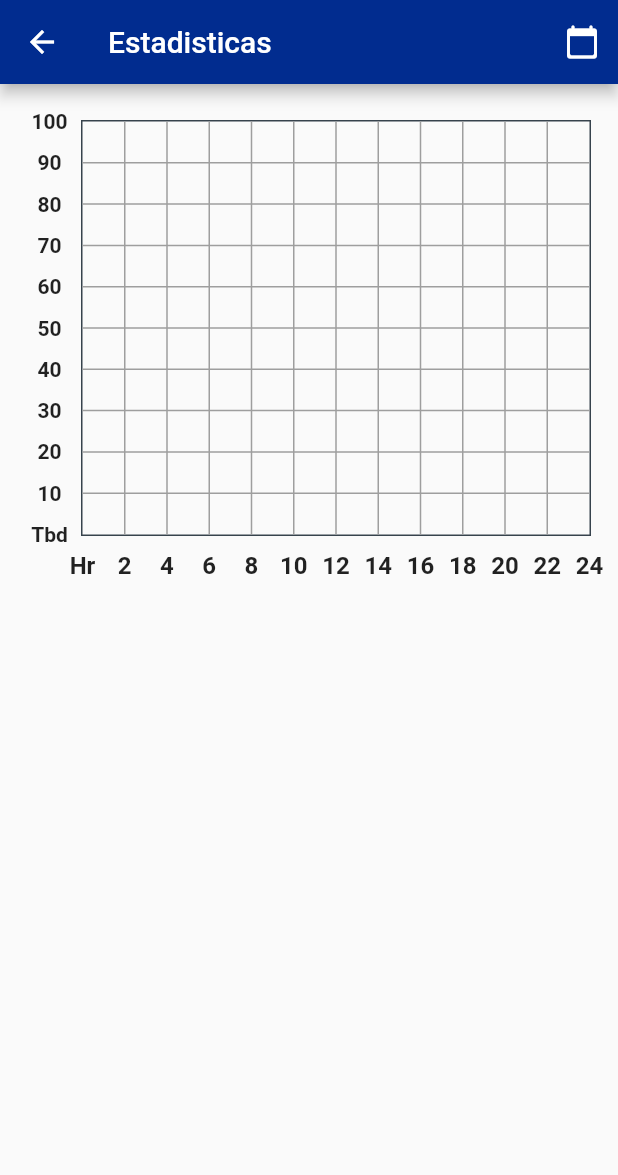
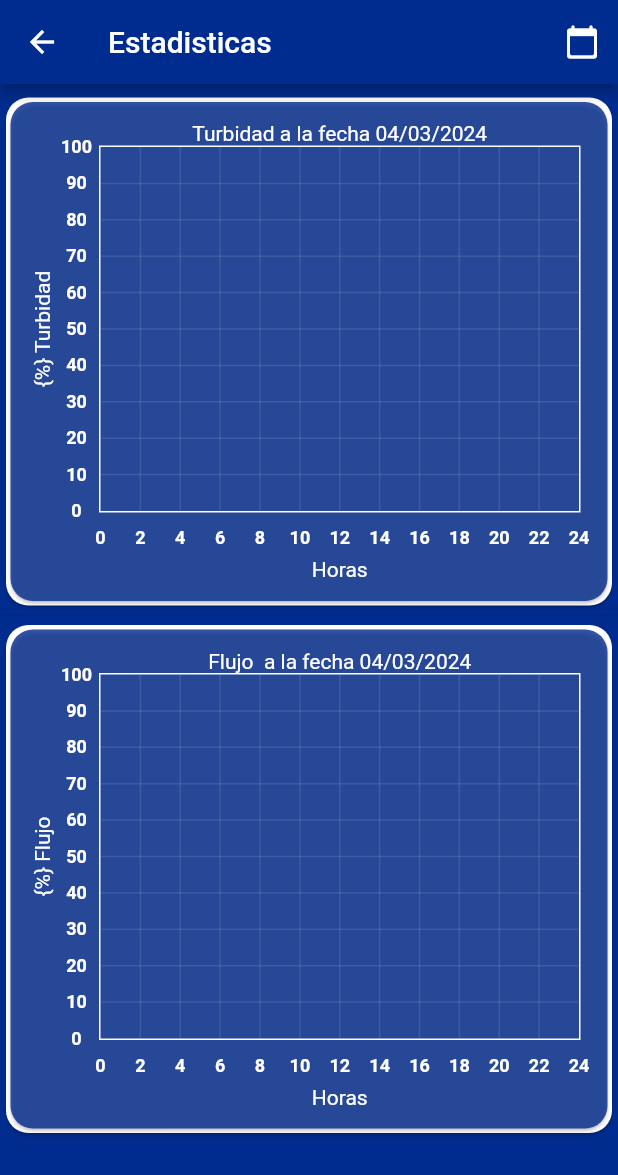
Before and after one commit to aquavista23/aquavista, a Flutter app: the PlotsScreen screen opened directly, on a phone screen of 412 x 824 dp. Shown: the top 1175 px of the screen. Run offline on Flutter 3.47's test engine with Material 2 defaults, Android fonts, the light colour scheme and no system bars; drawn by our look-alikes of fl_chart; our stand-ins replace auth_buttons, bloc, cloud_firestore, connectivity_plus, equatable, firebase_auth and 9 more; missing offline and left inert: esptouch_smartconfig, network_info_plus; accounts and stored records are empty.

Commit message:
se modificaron los diseños: pantalla principal y patalla estadisticas se completo la pantalla estadisticas

```diff
--- a/lib/src/functions/home_function.dart
+++ b/lib/src/functions/home_function.dart
@@ -8,13 +8,11 @@ MeditionData? lastMedition(List<MeditionData> meditionList) {
     DateTime date = convertDate(meditionList[0].fecha!);
     result = meditionList[0];
     for (var i = 0; i < meditionList.length; i++) {
-      print('+++++++++++++++++++ ${meditionList[i].toMap()}');
       if (meditionList[i].fecha!.isAfter(date)) {
         result = meditionList[i];
       }
     }
   }
-  print('================ ${result?.toMap()}');
   return result;
 }
 
--- a/lib/src/functions/plots_functions.dart
+++ b/lib/src/functions/plots_functions.dart
@@ -1,3 +1,4 @@
+import 'package:fl_chart/fl_chart.dart';
 import 'package:flutter/material.dart';
 
 List<Map<String, dynamic>> mapDateOrder(List<Map<String, dynamic>>? maps) {
@@ -25,3 +26,117 @@ Future<DateTime?> daySelectedCalendar({
 
 DateTime convertDate(DateTime date) =>
     DateTime(date.year, date.month, date.day);
+
+Widget leftTitleWidgets(double value, TitleMeta meta) {
+  const style = TextStyle(
+    fontWeight: FontWeight.bold,
+    fontSize: 12,
+    color: Colors.white,
+  );
+  String text;
+  switch (value.toInt()) {
+    case 0:
+      text = '0';
+      break;
+    case 1:
+      text = '10';
+      break;
+    case 2:
+      text = '20';
+      break;
+    case 3:
+      text = '30';
+      break;
+    case 4:
+      text = '40';
+      break;
+    case 5:
+      text = '50';
+      break;
+    case 6:
+      text = '60';
+      break;
+    case 7:
+      text = '70';
+      break;
+    case 8:
+      text = '80';
+      break;
+    case 9:
+      text = '90';
+      break;
+    case 10:
+      text = '100';
+      break;
+    default:
+      return Container();
+  }
+
+  return Text(text, style: style, textAlign: TextAlign.center);
+}
+
+Widget bottomTitleWidgets(double value, TitleMeta meta) {
+  const style = TextStyle(
+    fontWeight: FontWeight.bold,
+    fontSize: 12,
+    color: Colors.white,
+  );
+  Widget text;
+  switch (value.toInt()) {
+    case 0:
+      text = const Text('0', style: style);
+      break;
+    case 1:
+      text = const Text('2', style: style);
+      break;
+    case 2:
+      text = const Text('4', style: style);
+      break;
+    case 3:
+      text = const Text('6', style: style);
+      break;
+    case 4:
+      text = const Text('8', style: style);
+      break;
+    case 5:
+      text = const Text('10', style: style);
+      break;
+    case 6:
+      text = const Text('12', style: style);
+      break;
+    case 7:
+      text = const Text('14', style: style);
+      break;
+    case 8:
+      text = const Text('16', style: style);
+      break;
+    case 9:
+      text = const Text('18', style: style);
+      break;
+    case 10:
+      text = const Text('20', style: style);
+      break;
+    case 11:
+      text = const Text('22', style: style);
+      break;
+    case 12:
+      text = const Text('24', style: style);
+      break;
+    default:
+      text = const Text('');
+      break;
+  }
+
+  return SideTitleWidget(
+    axisSide: meta.axisSide,
+    space: 10,
+    child: text,
+  );
+}
+
+String doubleToTime(double time) {
+  double realTime = time * 2;
+  int hour = realTime.floor();
+  int minutes = ((realTime - hour) * 60).round();
+  return '${(hour < 10) ? "0$hour" : hour}:${(minutes < 10) ? "0$minutes" : minutes}';
+}
--- a/lib/src/screens/forgot/forgot_form.dart
+++ b/lib/src/screens/forgot/forgot_form.dart
@@ -91,7 +91,7 @@ class _ForgotFormState extends State<ForgotForm> {
                   const SizedBox(
                     height: 20.0,
                   ),
-                  // Boton Registrar
+                  // Boton aceptar
                   InitialButton(
                       text: 'Aceptar',
                       onPressed: () {
--- a/lib/src/screens/forgot/forgot_screen.dart
+++ b/lib/src/screens/forgot/forgot_screen.dart
@@ -21,7 +21,7 @@ class ForgotScreen extends StatelessWidget {
     return Scaffold(
       appBar: AppBar(
         backgroundColor: mainColor,
-        title: const Text('Registrar'),
+        title: const Text('Restablecer Contraseña'),
       ),
       body: Container(
         decoration: const BoxDecoration(
--- a/lib/src/screens/login/login_screen.dart
+++ b/lib/src/screens/login/login_screen.dart
@@ -34,7 +34,8 @@ class _LoginScreenState extends State<LoginScreen> {
         title: const Text('Login'),
       ),
       resizeToAvoidBottomInset: false,
-      body: Container(
+      body: SingleChildScrollView(
+        child: Container(
           decoration: const BoxDecoration(
             image: DecorationImage(
                 image: AssetImage("assets/water.png"),
@@ -72,7 +73,8 @@ class _LoginScreenState extends State<LoginScreen> {
                                   icon: (permisos)
                                       ? const Icon(
                                           Icons.check_circle_outline_sharp)
-                                    : const Icon(Icons.do_disturb_alt_outlined),
+                                      : const Icon(
+                                          Icons.do_disturb_alt_outlined),
                                   color: (permisos) ? Colors.green : Colors.red,
                                   onPressed: () async {
                                     if (permisos) {
@@ -104,6 +106,7 @@ class _LoginScreenState extends State<LoginScreen> {
             ),
           ),
         ),
+      ),
     );
   }
 }
--- a/lib/src/screens/options/perfil_screen.dart
+++ b/lib/src/screens/options/perfil_screen.dart
@@ -179,7 +179,6 @@ class _ProfilePageState extends State<ProfilePage> {
 
                             if (valid) {
                               bool p = await confirmPass(context, 'Confirmar');
-                              print('PPPPPPPPPPPPPPPPPPPPPPPPPPPP $p');
                               if (p) {
                                 Navigator.pushNamedAndRemoveUntil(context, '/',
                                     (Route<dynamic> route) => false);
--- a/lib/src/screens/options/share_devices.dart
+++ b/lib/src/screens/options/share_devices.dart
@@ -1,3 +1,5 @@
+// ignore_for_file: avoid_unnecessary_containers
+
 import 'package:aquavista/src/util/snackbar.dart';
 import 'package:flutter/material.dart';
 
@@ -210,7 +212,7 @@ class _ShareDevicesState extends State<ShareDevices> {
     Map<String, bool> auxShareWith = sharedWith;
     return (ind < values.length)
         ? cardWithPadding(
-            Row(
+            child: Row(
               crossAxisAlignment: CrossAxisAlignment.center,
               mainAxisAlignment: MainAxisAlignment.spaceBetween,
               children: [
@@ -393,7 +395,7 @@ class _ShareDevicesState extends State<ShareDevices> {
                 body: Container(
                     child: (result != null)
                         ? cardWithPadding(
-                            Row(
+                            child: Row(
                               crossAxisAlignment: CrossAxisAlignment.center,
                               mainAxisAlignment: MainAxisAlignment.spaceBetween,
                               children: [
--- /dev/null
+++ b/lib/src/screens/options/websocket.dart
@@ -0,0 +1,30 @@
+import 'package:aquavista/src/util/style.dart';
+import 'package:flutter/material.dart';
+import 'package:web_socket_channel/web_socket_channel.dart';
+
+class WebSocketTest extends StatefulWidget {
+  const WebSocketTest({Key? key}) : super(key: key);
+
+  @override
+  State<WebSocketTest> createState() => _WebSocketTestState();
+}
+
+class _WebSocketTestState extends State<WebSocketTest> {
+  final channel = WebSocketChannel.connect(
+    Uri.parse('192.168.4.1'),
+  );
+  @override
+  Widget build(BuildContext context) {
+    return Scaffold(
+      appBar: AppBar(
+        backgroundColor: mainColor,
+        title: const Text('prueba'),
+      ),
+      body: StreamBuilder(
+          stream: channel.stream,
+          builder: (context, snapshot) {
+            return Text(snapshot.hasData ? '${snapshot.data}' : '');
+          }),
+    );
+  }
+}
--- a/lib/src/screens/setting.dart
+++ b/lib/src/screens/setting.dart
@@ -1,5 +1,6 @@
 // import 'dart:html';
 // ignore_for_file: use_build_context_synchronously
+import 'package:aquavista/src/util/snackbar.dart';
 import 'package:flutter/material.dart';
 import 'package:flutter/services.dart';
 
@@ -52,6 +53,7 @@ class _SettingState extends State<Setting> {
               // Platform messages may fail, so we use a try/catch PlatformException.
               try {
                 result = await connect.checkConnectivity();
+                snackBar(context: context, text: result.name);
               } on PlatformException catch (e) {
                 debugPrint(
                     'Couldn\'t check connectivity status ${e.toString()}');
--- a/lib/src/screens/statistics/plots_screens.dart
+++ b/lib/src/screens/statistics/plots_screens.dart
@@ -58,6 +58,7 @@ class _PlotsScreenState extends State<PlotsScreen> {
   @override
   Widget build(BuildContext context) {
     return Scaffold(
+        backgroundColor: mainColor,
         appBar: AppBar(
           backgroundColor: mainColor,
           title: const Text('Estadisticas'),
@@ -83,20 +84,23 @@ class _PlotsScreenState extends State<PlotsScreen> {
           ],
         ),
         body: Builder(builder: (context) {
-          return AspectRatio(
-            aspectRatio: 1.20,
-            child: Padding(
-              padding: const EdgeInsets.only(
-                right: 18,
-                left: 12,
-                top: 24,
-                bottom: 12,
+          return SingleChildScrollView(
+            child: Column(
+              children: [
+                const SizedBox(
+                  height: 5,
                 ),
+                // const Text('Turbidad'),
+                cardWithPadding(
+                  sizePad: 3,
+                  sizeMar: 3,
+                  color: mainColor.withOpacity(0.8),
+                  child: aspecWithPadding(
                     child: SizedBox(
-                height: 450,
+                      height: 400,
                       child: (isShowingMainData)
                           ? LineChart(
-                        sampleData2,
+                              graphicData(0, filterDay),
                               swapAnimationDuration:
                                   const Duration(milliseconds: 250),
                             )
@@ -107,11 +111,39 @@ class _PlotsScreenState extends State<PlotsScreen> {
                             ),
                     ),
                   ),
+                ),
+                const Divider(
+                  height: 5,
+                ),
+                // const Text('Flujo'),
+                cardWithPadding(
+                  sizePad: 3,
+                  sizeMar: 3,
+                  color: mainColor.withOpacity(0.8),
+                  child: aspecWithPadding(
+                    child: SizedBox(
+                      height: 500,
+                      child: (isShowingMainData)
+                          ? LineChart(
+                              graphicData(1, filterDay),
+                              swapAnimationDuration:
+                                  const Duration(milliseconds: 250),
+                            )
+                          : Center(
+                              child: CircularProgressIndicator(
+                                backgroundColor: mainColor,
+                              ),
+                            ),
+                    ),
+                  ),
+                ),
+              ],
+            ),
           );
         }));
   }
 
-  LineChartData get sampleData2 => LineChartData(
+  LineChartData graphicData(int id, DateTime filterDay) => LineChartData(
         gridData: FlGridData(
           show: true,
           drawHorizontalLine: true,
@@ -120,21 +152,46 @@ class _PlotsScreenState extends State<PlotsScreen> {
           verticalInterval: 1,
           getDrawingHorizontalLine: (value) {
             return FlLine(
-              color: Colors.grey,
+              color: Colors.white10,
               strokeWidth: 1,
             );
           },
           getDrawingVerticalLine: (value) {
             return FlLine(
-              color: Colors.grey,
+              color: Colors.white10,
               strokeWidth: 1,
             );
           },
         ),
-        lineTouchData: LineTouchData(enabled: false),
-        titlesData: titlesData2,
+        lineTouchData: LineTouchData(
+          enabled: true,
+          touchTooltipData: LineTouchTooltipData(
+            getTooltipItems: (value) {
+              return value
+                  .map((e) => LineTooltipItem(
+                      "${(e.y * 10).toStringAsFixed(2)} \n ${doubleToTime(e.x)}",
+                      TextStyle(color: mainColor)))
+                  .toList();
+            },
+            tooltipBgColor: Colors.grey.withOpacity(0.8),
+          ),
+          touchCallback: ((p0, p1) {
+            if (p1 != null) {
+              print('?????????????????? ${p1.lineBarSpots![0].x}');
+            }
+            // if (p0 != null) {
+            //   print('>>>>>>>>>>>>>>>> ${p0.}');
+            // }
+          }),
+        ),
+        titlesData: titlesData2(
+            (id == 0) ? '{%} Turbidad' : '{%} Flujo',
+            (id == 0)
+                ? 'Turbidad a la fecha ${formatDate.format(filterDay)}'
+                : 'Flujo  a la fecha ${formatDate.format(filterDay)}'),
         borderData: borderData,
-        lineBarsData: [lineChartBarData2_3, lineChartBarData2_4],
+        lineBarsData: (id == 0) ? [lineChartBarData2_3] : [lineChartBarData2_4],
+        // showingTooltipIndicators: ,
         minX: 0,
         maxX: 12,
         maxY: 10,
@@ -145,9 +202,14 @@ class _PlotsScreenState extends State<PlotsScreen> {
   //       enabled: false,
   //     );
 
-  FlTitlesData get titlesData2 => FlTitlesData(
+  FlTitlesData titlesData2(String titleData, String titleHeader) =>
+      FlTitlesData(
         show: true,
         bottomTitles: AxisTitles(
+          axisNameWidget: const Text(
+            'Horas',
+            style: TextStyle(color: Colors.white),
+          ),
           sideTitles: SideTitles(
             showTitles: true,
             reservedSize: 30,
@@ -156,25 +218,28 @@ class _PlotsScreenState extends State<PlotsScreen> {
           ),
         ),
         leftTitles: AxisTitles(
+          axisNameWidget: Text(
+            titleData,
+            textAlign: TextAlign.center,
+            style: const TextStyle(color: Colors.white),
+          ),
           sideTitles: SideTitles(
             showTitles: true,
             getTitlesWidget: leftTitleWidgets,
-            reservedSize: 42,
+            reservedSize: 30,
             interval: 1,
           ),
         ),
-        // bottomTitles: AxisTitles(
-        //   sideTitles: bottomTitles,
-        // ),
         rightTitles: AxisTitles(
           sideTitles: SideTitles(showTitles: false),
         ),
         topTitles: AxisTitles(
             sideTitles: SideTitles(showTitles: false),
-        ),
-        // leftTitles: AxisTitles(
-        //   sideTitles: leftTitles(),
-        // ),
+            axisNameWidget: Text(
+              titleHeader,
+              textAlign: TextAlign.center,
+              style: const TextStyle(color: Colors.white),
+            )),
       );
 
   // List<LineChartBarData> get lineBarsData2 => [
@@ -183,117 +248,12 @@ class _PlotsScreenState extends State<PlotsScreen> {
   //       lineChartBarData2_3
   //     ];
 
-  Widget leftTitleWidgets(double value, TitleMeta meta) {
-    const style = TextStyle(
-      fontWeight: FontWeight.bold,
-      fontSize: 14,
-    );
-    String text;
-    switch (value.toInt()) {
-      case 0:
-        text = 'Tbd';
-        break;
-      case 1:
-        text = '10';
-        break;
-      case 2:
-        text = '20';
-        break;
-      case 3:
-        text = '30';
-        break;
-      case 4:
-        text = '40';
-        break;
-      case 5:
-        text = '50';
-        break;
-      case 6:
-        text = '60';
-        break;
-      case 7:
-        text = '70';
-        break;
-      case 8:
-        text = '80';
-        break;
-      case 9:
-        text = '90';
-        break;
-      case 10:
-        text = '100';
-        break;
-      default:
-        return Container();
-    }
-
-    return Text(text, style: style, textAlign: TextAlign.center);
-  }
-
   SideTitles leftTitles() => SideTitles(
         getTitlesWidget: leftTitleWidgets,
         showTitles: true,
         interval: 1,
         reservedSize: 40,
       );
-
-  Widget bottomTitleWidgets(double value, TitleMeta meta) {
-    const style = TextStyle(
-      fontWeight: FontWeight.bold,
-      fontSize: 16,
-    );
-    Widget text;
-    switch (value.toInt()) {
-      case 0:
-        text = const Text('Hr', style: style);
-        break;
-      case 1:
-        text = const Text('2', style: style);
-        break;
-      case 2:
-        text = const Text('4', style: style);
-        break;
-      case 3:
-        text = const Text('6', style: style);
-        break;
-      case 4:
-        text = const Text('8', style: style);
-        break;
-      case 5:
-        text = const Text('10', style: style);
-        break;
-      case 6:
-        text = const Text('12', style: style);
-        break;
-      case 7:
-        text = const Text('14', style: style);
-        break;
-      case 8:
-        text = const Text('16', style: style);
-        break;
-      case 9:
-        text = const Text('18', style: style);
-        break;
-      case 10:
-        text = const Text('20', style: style);
-        break;
-      case 11:
-        text = const Text('22', style: style);
-        break;
-      case 12:
-        text = const Text('24', style: style);
-        break;
-      default:
-        text = const Text('');
-        break;
-    }
-
-    return SideTitleWidget(
-      axisSide: meta.axisSide,
-      space: 10,
-      child: text,
-    );
-  }
 
   SideTitles get bottomTitles => SideTitles(
         showTitles: true,
@@ -304,7 +264,7 @@ class _PlotsScreenState extends State<PlotsScreen> {
 
   FlBorderData get borderData => FlBorderData(
         show: true,
-        border: Border.all(color: const Color(0xff37434d)),
+        border: Border.all(color: Colors.white),
       );
 
   LineChartBarData get lineChartBarData1_1 => LineChartBarData(
@@ -345,21 +305,21 @@ class _PlotsScreenState extends State<PlotsScreen> {
   //       ],
   //     );
 
-  LineChartBarData get lineChartBarData1_3 => LineChartBarData(
-        isCurved: true,
-        color: Colors.cyan,
-        barWidth: 8,
-        isStrokeCapRound: true,
-        dotData: FlDotData(show: false),
-        belowBarData: BarAreaData(show: false),
-        spots: const [
-          FlSpot(1, 2.8),
-          FlSpot(3, 1.9),
-          FlSpot(6, 3),
-          FlSpot(9, 1.3),
-          FlSpot(11.5, 2.5),
-        ],
-      );
+  // LineChartBarData get lineChartBarData1_3 => LineChartBarData(
+  //       isCurved: true,
+  //       color: Colors.cyan,
+  //       barWidth: 8,
+  //       isStrokeCapRound: true,
+  //       dotData: FlDotData(show: false),
+  //       belowBarData: BarAreaData(show: false),
+  //       spots: const [
+  //         FlSpot(1, 2.8),
+  //         FlSpot(3, 1.9),
+  //         FlSpot(6, 3),
+  //         FlSpot(9, 1.3),
+  //         FlSpot(11.5, 2.5),
+  //       ],
+  //     );
 
   // LineChartBarData get lineChartBarData2_1 => LineChartBarData(
   //       isCurved: true,
@@ -420,8 +380,8 @@ class _PlotsScreenState extends State<PlotsScreen> {
     return LineChartBarData(
       isCurved: true,
       curveSmoothness: 0,
-      color: Colors.green.withOpacity(0.5),
-      barWidth: 2,
+      color: Colors.green.withOpacity(0.8),
+      barWidth: 5,
       isStrokeCapRound: true,
       dotData: FlDotData(show: true),
       belowBarData: BarAreaData(show: false),
@@ -448,9 +408,9 @@ class _PlotsScreenState extends State<PlotsScreen> {
 
     return LineChartBarData(
       isCurved: true,
-      curveSmoothness: 0,
-      color: Colors.cyan.withOpacity(0.5),
-      barWidth: 2,
+      curveSmoothness: 0.1,
+      color: Colors.cyan.withOpacity(0.8),
+      barWidth: 5,
       isStrokeCapRound: true,
       dotData: FlDotData(show: true),
       belowBarData: BarAreaData(show: false),
--- a/lib/src/util/style.dart
+++ b/lib/src/util/style.dart
@@ -162,14 +162,21 @@ Widget buttonSetting(String text, IconData icon, Function() onPress,
               strokeColor: colorStroke ?? logoImageColor)),
     );
 
-Widget cardWithPadding(Widget child) {
+Widget cardWithPadding(
+    {required Widget child, double? sizePad, double? sizeMar, Color? color}) {
   return Card(
     shape: RoundedRectangleBorder(
       borderRadius: BorderRadius.circular(15.0),
     ),
-    clipBehavior: Clip.antiAlias,
-    margin: const EdgeInsets.all(10),
-    child: Padding(padding: const EdgeInsets.all(15.0), child: child),
+    child: Card(
+      shape: RoundedRectangleBorder(
+        borderRadius: BorderRadius.circular(15.0),
+      ),
+      clipBehavior: Clip.antiAlias,
+      margin: EdgeInsets.all(sizeMar ?? 10),
+      color: color,
+      child: Padding(padding: EdgeInsets.all(sizePad ?? 15.0), child: child),
+    ),
   );
 }
 
@@ -213,7 +220,7 @@ Widget containerWithList(
   List<Widget> children = [
     Text(
       tittle,
-      style: TextStyle(fontSize: 25, fontWeight: FontWeight.w500),
+      style: const TextStyle(fontSize: 25, fontWeight: FontWeight.w500),
     ),
     const SizedBox(
       height: 35,
@@ -261,3 +268,15 @@ Widget rowOfButtons(
     ],
   );
 }
+
+Widget aspecWithPadding({required Widget child}) => AspectRatio(
+      aspectRatio: 1.2,
+      child: Padding(
+          padding: const EdgeInsets.only(
+            right: 15,
+            left: 10,
+            top: 10,
+            bottom: 10,
+          ),
+          child: child),
+    );
--- a/pubspec.yaml
+++ b/pubspec.yaml
@@ -50,6 +50,7 @@ dependencies:
   cloud_firestore: ^4.4.5                                        #base de datos para usuarios
   connectivity_plus: ^2.3.9                                       #confirmacion de conexion a wifi
   percent_indicator: ^4.2.3
+  web_socket_channel: ^2.4.0
   network_info_plus: ^2.1.4+1                                     #informacion de la red utilizada
   firebase_database: ^10.0.16                                     #obtener data de la base de datos
   permission_handler: ^11.0.0                                     #solisitar permisos
```
Also changed, not shown: pubspec.lock. Lines whose indentation alone changed are shown as unchanged.
